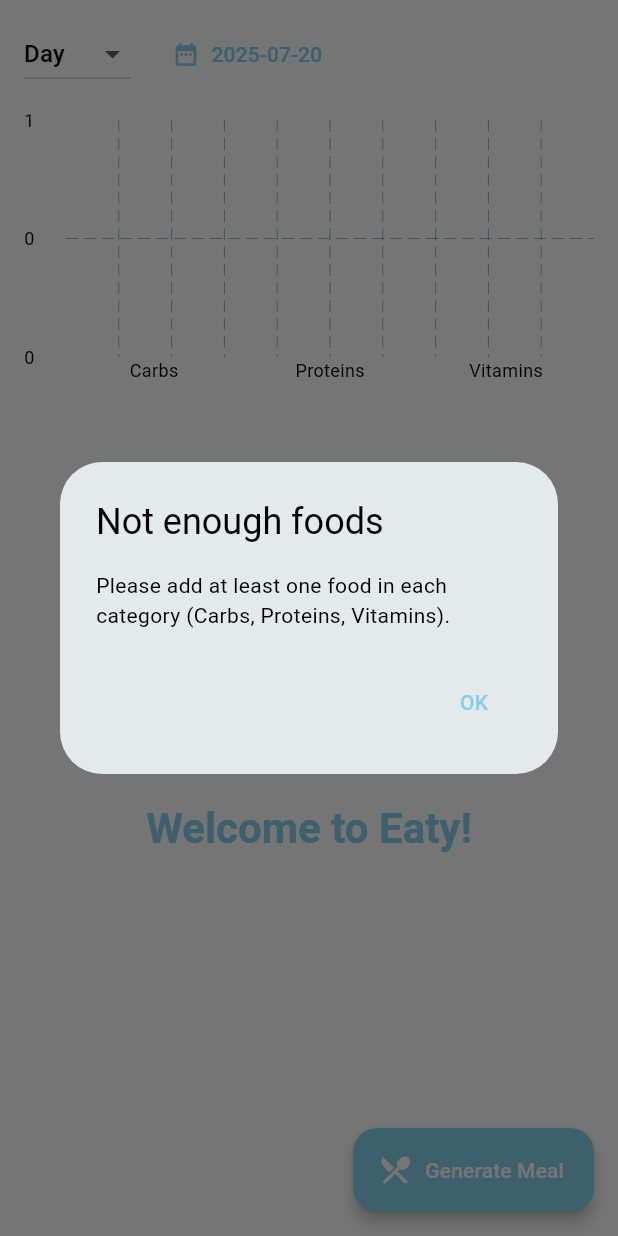
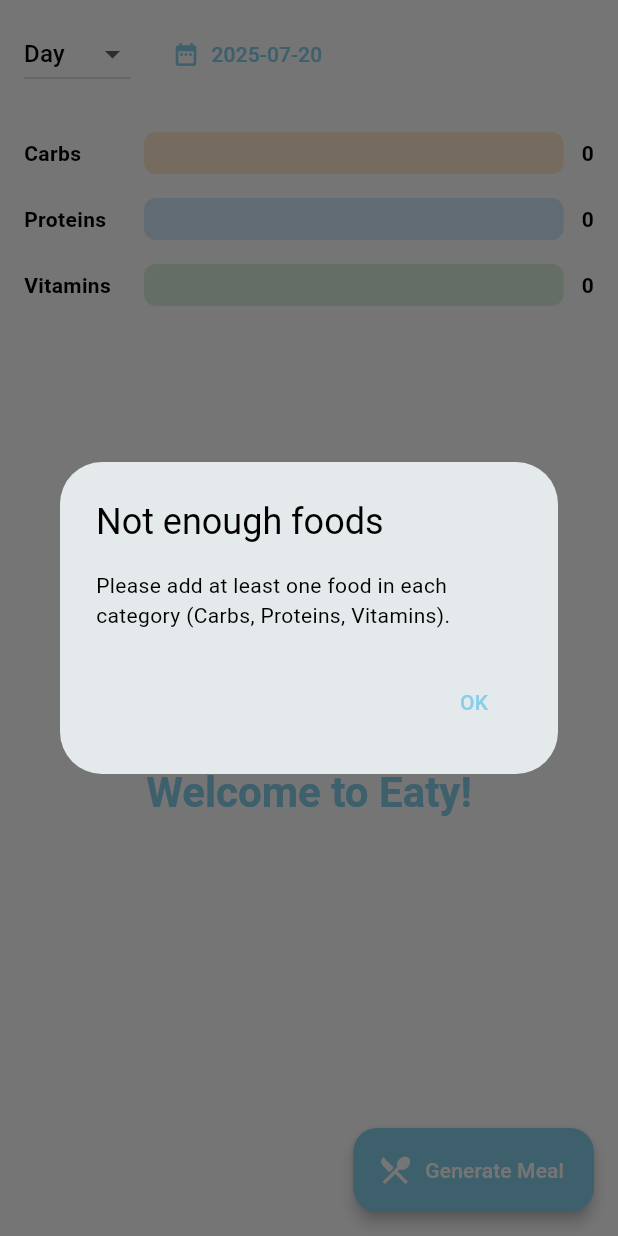
Before and after one commit to mosesmbadi/eaty, a Flutter app: the HomePage screen opened directly, after a tap on "Generate Meal", on a phone screen of 412 x 824 dp. Run offline on Flutter 3.47's test engine with Material 3 defaults, Android fonts, the phone set to English and light mode, and no system bars; drawn by our look-alikes of fl_chart; our stand-ins replace shared_preferences, sqflite; accounts and stored records are empty.

Commit message:
ui changes

```diff
--- a/lib/pages/home_page.dart
+++ b/lib/pages/home_page.dart
@@ -5,6 +5,7 @@
 import '../db/meal_database.dart';
 import 'dart:math';
 import 'package:fl_chart/fl_chart.dart';
+import 'package:shared_preferences/shared_preferences.dart';
 
 class HomePage extends StatefulWidget {
   const HomePage({Key? key}) : super(key: key);
@@ -17,13 +18,19 @@
   final List<String> categories = ['Carbs', 'Proteins', 'Vitamins'];
 
   Future<void> _generateMeal() async {
+    final prefs = await SharedPreferences.getInstance();
+    final mode = prefs.getString('meal_mode') ?? 'own';
+    List<String> selectedFoods = [];
+    if (mode == 'online') {
+      selectedFoods = await _fetchFoodsFromApi();
+    } else {
       final random = Random();
-    List<String> selectedFoods = [];
       for (var cat in categories) {
         final foods = await MealDatabase.instance.getMealsByCategory(cat);
         if (foods.isNotEmpty) {
           final food = foods[random.nextInt(foods.length)];
           selectedFoods.add(food.name);
+        }
       }
     }
     if (selectedFoods.length < 3) {
@@ -52,6 +59,13 @@
     );
   }
 
+  Future<List<String>> _fetchFoodsFromApi() async {
+    // TODO: Implement actual API call
+    // This is a placeholder that returns some example foods
+    await Future.delayed(const Duration(seconds: 1));
+    return ['Rice', 'Chicken', 'Spinach'];
+  }
+
   String _period = 'Day';
   DateTime _selectedDate = DateTime.now();
   Map<String, int> _categoryCounts = {'Carbs': 0, 'Proteins': 0, 'Vitamins': 0};
@@ -76,14 +90,28 @@
       start = DateTime(_selectedDate.year);
       end = DateTime(_selectedDate.year + 1);
     }
-    Map<String, int> counts = {'Carbs': 0, 'Proteins': 0, 'Vitamins': 0};
+    // Get all foods for category lookup
+    Map<String, String> foodToCategory = {};
     for (final cat in categories) {
-      final meals = await MealDatabase.instance.getMealsByCategory(cat);
-      final filtered = meals.where((m) {
-        final date = DateTime.tryParse(m.date);
-        return date != null && date.isAfter(start.subtract(const Duration(milliseconds: 1))) && date.isBefore(end);
-      }).toList();
-      counts[cat] = filtered.length;
+      final foods = await MealDatabase.instance.getMealsByCategory(cat);
+      for (final food in foods) {
+        foodToCategory[food.name.trim()] = food.category;
+      }
+    }
+    // Count categories in generated meals
+    Map<String, int> counts = {for (var cat in categories) cat: 0};
+    final generatedMeals = await MealDatabase.instance.getMealsByCategory('Generated');
+    for (final meal in generatedMeals) {
+      final date = DateTime.tryParse(meal.date);
+      if (date == null || date.isBefore(start) || date.isAfter(end.subtract(const Duration(milliseconds: 1)))) continue;
+      final foods = meal.name.split(',');
+      for (final food in foods) {
+        final foodName = food.trim();
+        final cat = foodToCategory[foodName];
+        if (cat != null && counts.containsKey(cat)) {
+          counts[cat] = counts[cat]! + 1;
+        }
+      }
     }
     setState(() {
       _categoryCounts = counts;
@@ -159,62 +187,56 @@
             ? const Center(child: CircularProgressIndicator())
             : Padding(
                 padding: const EdgeInsets.symmetric(horizontal: 16.0, vertical: 8.0),
-                child: SizedBox(
-                  height: 180,
-                  child: BarChart(
-                    BarChartData(
-                      alignment: BarChartAlignment.spaceAround,
-                      maxY: _categoryCounts.values.isNotEmpty
-                          ? (_categoryCounts.values.reduce((a, b) => a > b ? a : b).toDouble() + 1)
-                          : 5,
-                      barTouchData: BarTouchData(enabled: true),
-                      titlesData: FlTitlesData(
-                        leftTitles: AxisTitles(
-                          sideTitles: SideTitles(
-                            showTitles: true,
-                            reservedSize: 28,
-                            getTitlesWidget: (value, meta) => Text(value.toInt().toString(), style: const TextStyle(fontSize: 12)),
-                          ),
-                        ),
-                        bottomTitles: AxisTitles(
-                          sideTitles: SideTitles(
-                            showTitles: true,
-                            getTitlesWidget: (value, meta) {
-                              final idx = value.toInt();
-                              if (idx < 0 || idx >= categories.length) return const SizedBox.shrink();
-                              return Text(categories[idx], style: const TextStyle(fontSize: 12));
-                            },
-                          ),
-                        ),
-                        rightTitles: AxisTitles(
-                          sideTitles: SideTitles(showTitles: false),
-                        ),
-                        topTitles: AxisTitles(
-                          sideTitles: SideTitles(showTitles: false),
-                        ),
-                      ),
-                      borderData: FlBorderData(show: false),
-                      barGroups: List.generate(categories.length, (i) {
-                        final cat = categories[i];
+                child: Column(
+                  crossAxisAlignment: CrossAxisAlignment.stretch,
+                  children: categories.map((cat) {
                     final color = cat == 'Carbs'
                         ? Colors.orange
                         : cat == 'Proteins'
                             ? Colors.blue
                             : Colors.green;
-                        return BarChartGroupData(
-                          x: i,
-                          barRods: [
-                            BarChartRodData(
-                              toY: _categoryCounts[cat]?.toDouble() ?? 0,
+                    final int value = _categoryCounts[cat] ?? 0;
+                    final int maxValue = _categoryCounts.values.isNotEmpty
+                        ? _categoryCounts.values.reduce((a, b) => a > b ? a : b)
+                        : 1;
+                    final double barFraction = maxValue > 0 ? value / maxValue : 0;
+                    return Padding(
+                      padding: const EdgeInsets.symmetric(vertical: 8.0),
+                      child: Row(
+                        children: [
+                          SizedBox(
+                            width: 80,
+                            child: Text(cat, style: const TextStyle(fontWeight: FontWeight.bold)),
+                          ),
+                          Expanded(
+                            child: Stack(
+                              children: [
+                                Container(
+                                  height: 28,
+                                  decoration: BoxDecoration(
+                                    color: color.withOpacity(0.2),
+                                    borderRadius: BorderRadius.circular(8),
+                                  ),
+                                ),
+                                FractionallySizedBox(
+                                  widthFactor: barFraction,
+                                  child: Container(
+                                    height: 28,
+                                    decoration: BoxDecoration(
                                       color: color,
                                       borderRadius: BorderRadius.circular(8),
-                              width: 32,
+                                    ),
+                                  ),
                                 ),
                               ],
-                        );
-                      }),
                             ),
                           ),
+                          const SizedBox(width: 12),
+                          Text(value.toString(), style: const TextStyle(fontWeight: FontWeight.bold)),
+                        ],
+                      ),
+                    );
+                  }).toList(),
                 ),
               ),
       ],
--- a/pubspec.yaml
+++ b/pubspec.yaml
@@ -28,6 +28,8 @@
 # the latest version available on pub.dev. To see which dependencies have newer
 # versions available, run `flutter pub outdated`.
 dependencies:
+  shared_preferences: ^2.2.2
+  http: ^1.2.1
   flutter:
     sdk: flutter
   fl_chart: ^0.64.0
@@ -36,6 +38,8 @@
   path: ^1.9.0
 
 dev_dependencies:
+  shared_preferences: ^2.2.2
+  http: ^1.2.1
   flutter_test:
     sdk: flutter
 
```
Also changed, not shown: lib/pages/profile_page.dart (+55 -3 lines), pubspec.lock, 1 other file. Lines whose indentation alone changed are shown as unchanged.
